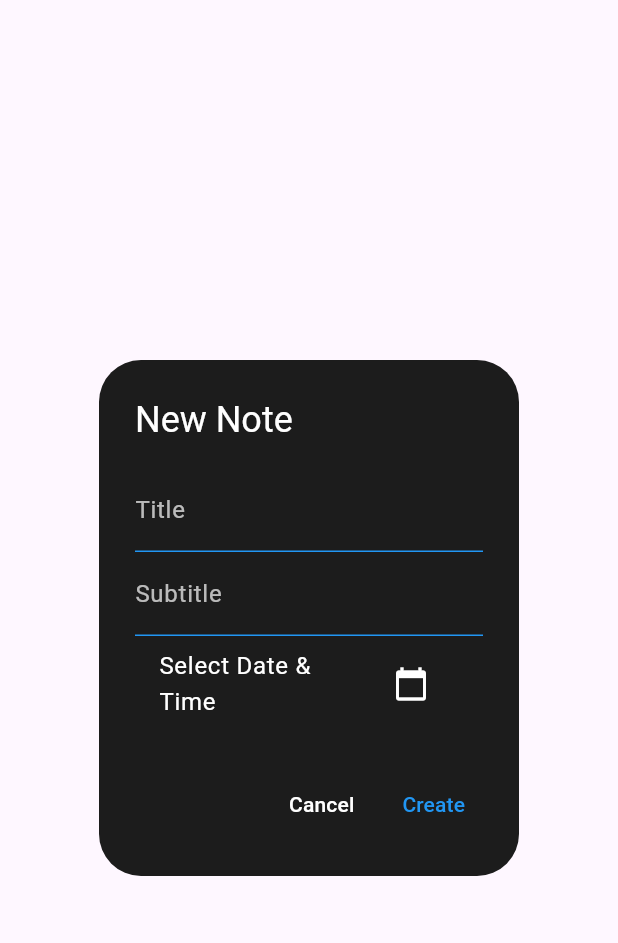
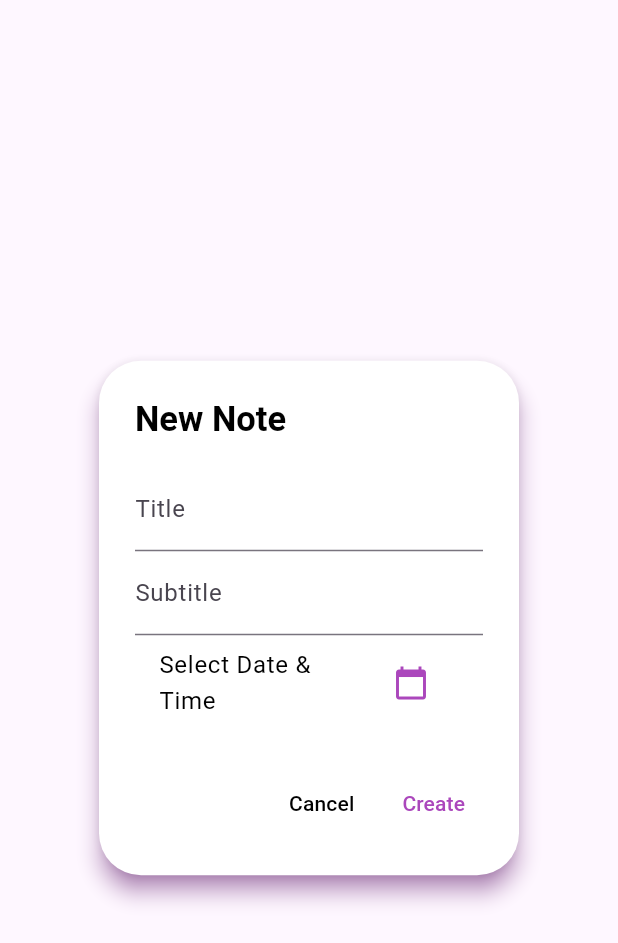
Before and after one commit to Touka-Agra/CountdownEventApplication, a Flutter app: the AddTaskDialog widget shown alone on an empty page, opened directly, on a phone screen of 412 x 824 dp. Shown: the top 943 px of the screen. Run offline on Flutter 3.47's test engine with Material 3 defaults, Android fonts, the phone set to English and light mode, and no system bars; our stand-ins replace awesome_notifications, cloud_firestore, curved_navigation_bar, firebase_auth, firebase_core, font_awesome_flutter and 2 more; missing offline and left inert: rotated_corner_decoration, syncfusion_flutter_core; accounts and stored records are empty; network calls fail.

```diff
--- a/lib/widgets/AddTaskDialog.dart
+++ b/lib/widgets/AddTaskDialog.dart
@@ -65,11 +65,16 @@ class _AddTaskDialogState extends State<AddTaskDialog> {
     }
 
     return AlertDialog(
-      backgroundColor: const Color(0xFF1C1C1C),
+      backgroundColor: Colors.white,
       title: const Text(
         'New Note',
-        style: TextStyle(color: Colors.white),
+        style: TextStyle(
+          color: Colors.black,
+          fontWeight: FontWeight.w700,
+          fontSize: 23,
+        ),
       ),
+      shadowColor: Colors.purple,
       content: Form(
         key: _formKey,
         child: Column(
@@ -83,32 +88,14 @@ class _AddTaskDialogState extends State<AddTaskDialog> {
                 }
                 return null;
               },
-              cursorColor: Colors.blue,
-              style: const TextStyle(color: Colors.white),
               decoration: const InputDecoration(
                 labelText: 'Title',
-                labelStyle: TextStyle(color: Colors.white70),
-                enabledBorder: UnderlineInputBorder(
-                  borderSide: BorderSide(color: Colors.blue),
-                ),
-                focusedBorder: UnderlineInputBorder(
-                  borderSide: BorderSide(color: Colors.blue),
-                ),
               ),
             ),
             TextField(
               controller: _subtitleController,
-              cursorColor: Colors.blue,
-              style: const TextStyle(color: Colors.white),
               decoration: const InputDecoration(
                 labelText: 'Subtitle',
-                labelStyle: TextStyle(color: Colors.white70),
-                enabledBorder: UnderlineInputBorder(
-                  borderSide: BorderSide(color: Colors.blue),
-                ),
-                focusedBorder: UnderlineInputBorder(
-                  borderSide: BorderSide(color: Colors.blue),
-                ),
               ),
             ),
             ListTile(
@@ -116,14 +103,14 @@ class _AddTaskDialogState extends State<AddTaskDialog> {
                   ? Text(
                       DateFormat('MMM d, y - hh:mm a')
                           .format(selectedDateTime!),
-                      style: const TextStyle(color: Colors.white),
+                      style: TextStyle(color: Colors.purple[400]),
                     )
-                  : const Text(
+                  : Text(
                       'Select Date & Time',
-                      style: TextStyle(color: Colors.white),
+                      style: TextStyle(color: Colors.black),
                     ),
               trailing: IconButton(
-                icon: const Icon(Icons.calendar_today, color: Colors.white),
+                icon: Icon(Icons.calendar_today, color: Colors.purple[400]),
                 onPressed: () => _pickDateTime(context),
               ),
             ),
@@ -146,7 +133,7 @@ class _AddTaskDialogState extends State<AddTaskDialog> {
           onPressed: () {
             Navigator.pop(context);
           },
-          child: const Text('Cancel', style: TextStyle(color: Colors.white)),
+          child: const Text('Cancel', style: TextStyle(color: Colors.black)),
         ),
         TextButton(
           onPressed: () {
@@ -161,7 +148,7 @@ class _AddTaskDialogState extends State<AddTaskDialog> {
               }
             }
           },
-          child: const Text('Create', style: TextStyle(color: Colors.blue)),
+          child: Text('Create', style: TextStyle(color: Colors.purple[400])),
         ),
       ],
     );
```
Also changed, not shown: lib/pages/NotesViewBody.dart (+19 -31 lines).
